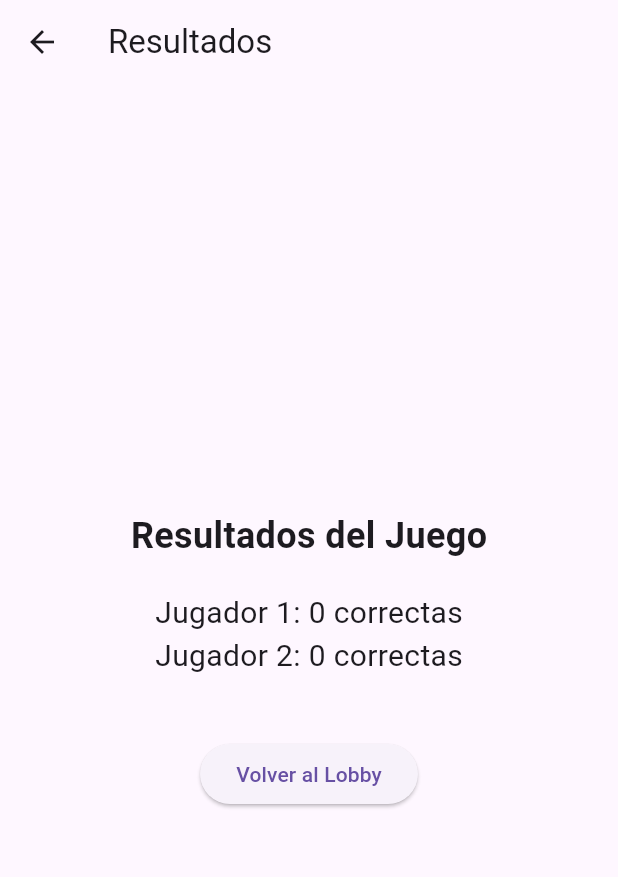
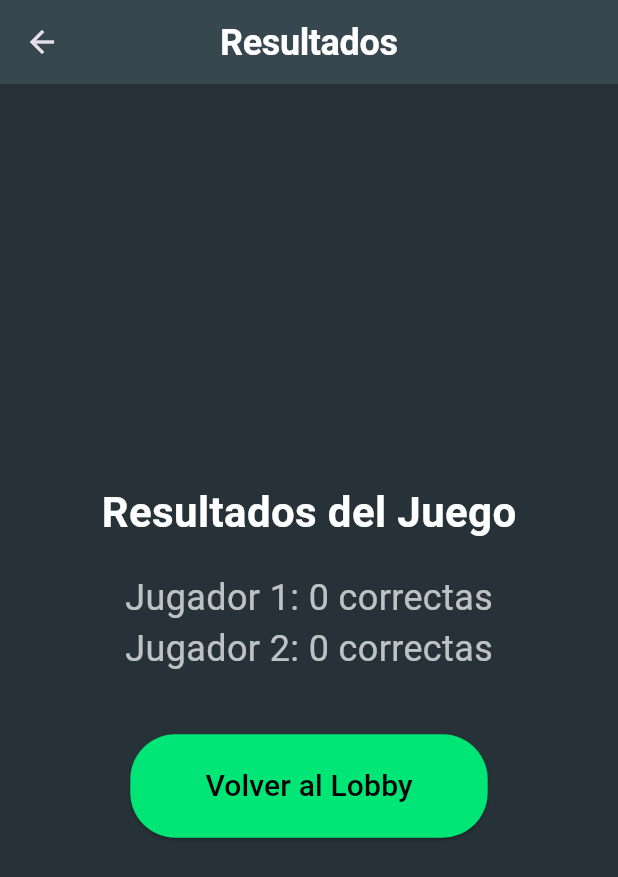
Before and after one commit to PreguntadosMoviles/PreguntadosApp, a Flutter app: the ResultsPage screen opened directly with empty values, on a phone screen of 412 x 824 dp. Shown: the top 877 px of the screen. Run offline on Flutter 3.47's test engine with Material 3 defaults, Android fonts, the phone set to English and light mode, and no system bars; network calls fail.

Commit message:
Arreglo de diseño, arreglo de Volverlobby, mostrar jugadores en espera

```diff
--- a/trivia/lib/resultados.dart
+++ b/trivia/lib/resultados.dart
@@ -1,4 +1,6 @@
 import 'package:flutter/material.dart';
+import 'package:web_socket_channel/web_socket_channel.dart'; // Importa para crear una nueva conexión WebSocket
+import 'main.dart'; // Importa la página de LobbyPage
 
 class ResultsPage extends StatelessWidget {
   final int player1Score;
@@ -8,34 +10,81 @@ class ResultsPage extends StatelessWidget {
 
   @override
   Widget build(BuildContext context) {
-    return Scaffold(
-      appBar: AppBar(title: Text('Resultados')),
+    return WillPopScope(
+      onWillPop: () async {
+        // Realiza la misma acción de volver al lobby cuando se presiona la flecha hacia atrás
+        Navigator.pushAndRemoveUntil(
+          context,
+          MaterialPageRoute(
+            builder: (context) => LobbyPage(
+              channel: WebSocketChannel.connect(
+                Uri.parse('ws://localhost:8082'), // Reinicia la conexión
+              ),
+            ),
+          ),
+          (Route<dynamic> route) => false,
+        );
+        return false; // Previene el comportamiento de retroceso predeterminado
+      },
+      child: Scaffold(
+        backgroundColor: Colors.blueGrey[900],
+        appBar: AppBar(
+          title: Text('Resultados',
+              style: Theme.of(context).textTheme.displayLarge),
+          centerTitle: true,
+          elevation: 0,
+          backgroundColor: Colors.blueGrey[800],
+        ),
         body: Center(
           child: Column(
             mainAxisAlignment: MainAxisAlignment.center,
             children: [
               Text(
                 'Resultados del Juego',
-              style: TextStyle(fontSize: 24, fontWeight: FontWeight.bold),
+                style: TextStyle(
+                    fontSize: 28,
+                    fontWeight: FontWeight.bold,
+                    color: Colors.white),
               ),
               SizedBox(height: 20),
               Text(
                 'Jugador 1: $player1Score correctas',
-              style: TextStyle(fontSize: 20),
+                style: TextStyle(fontSize: 24, color: Colors.white70),
               ),
               Text(
                 'Jugador 2: $player2Score correctas',
-              style: TextStyle(fontSize: 20),
+                style: TextStyle(fontSize: 24, color: Colors.white70),
               ),
               SizedBox(height: 40),
               ElevatedButton(
+                style: ElevatedButton.styleFrom(
+                  backgroundColor: Colors.greenAccent[400],
+                  padding: EdgeInsets.symmetric(horizontal: 50, vertical: 20),
+                  shape: RoundedRectangleBorder(
+                    borderRadius: BorderRadius.circular(30),
+                  ),
+                ),
                 onPressed: () {
-                // Regresar a la pantalla principal o reiniciar el juego
-                Navigator.pop(context);
+                  // Cerrar la conexión actual y volver al Lobby como un nuevo usuario
+                  Navigator.pushAndRemoveUntil(
+                    context,
+                    MaterialPageRoute(
+                      builder: (context) => LobbyPage(
+                        channel: WebSocketChannel.connect(
+                          Uri.parse(
+                              'ws://localhost:8082'), // Reinicia la conexión
+                        ),
+                      ),
+                    ),
+                    (Route<dynamic> route) =>
+                        false, // Elimina todas las rutas anteriores
+                  );
                 },
-              child: Text('Volver al Lobby'),
+                child: Text('Volver al Lobby',
+                    style: TextStyle(fontSize: 20, color: Colors.black)),
               ),
             ],
+          ),
         ),
       ),
     );
```
Also changed, not shown: trivia/lib/main.dart (+99 -61 lines), 1 other file. Lines whose indentation alone changed are shown as unchanged.
